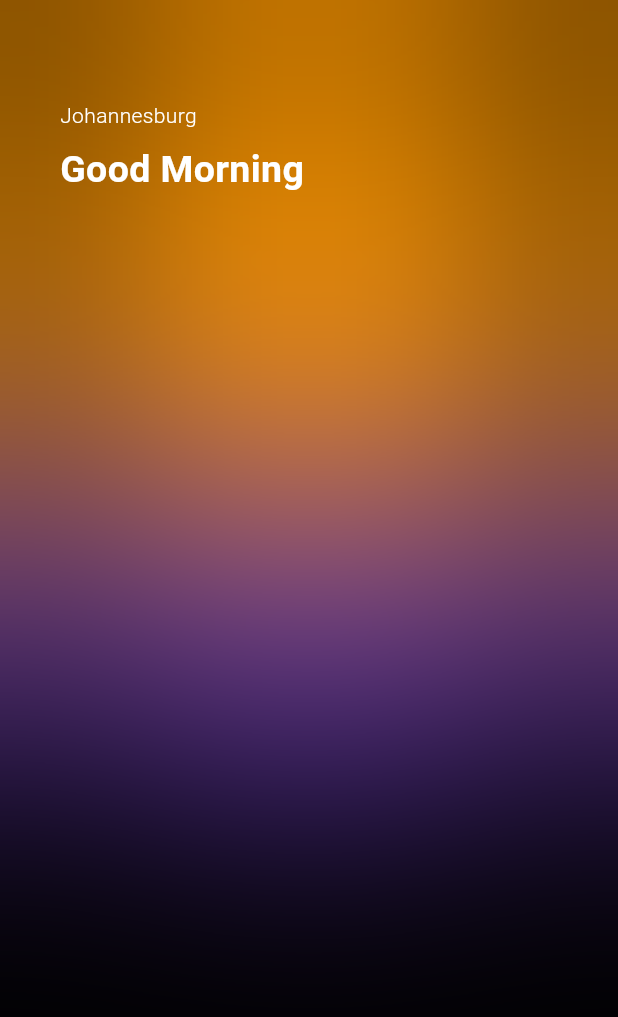
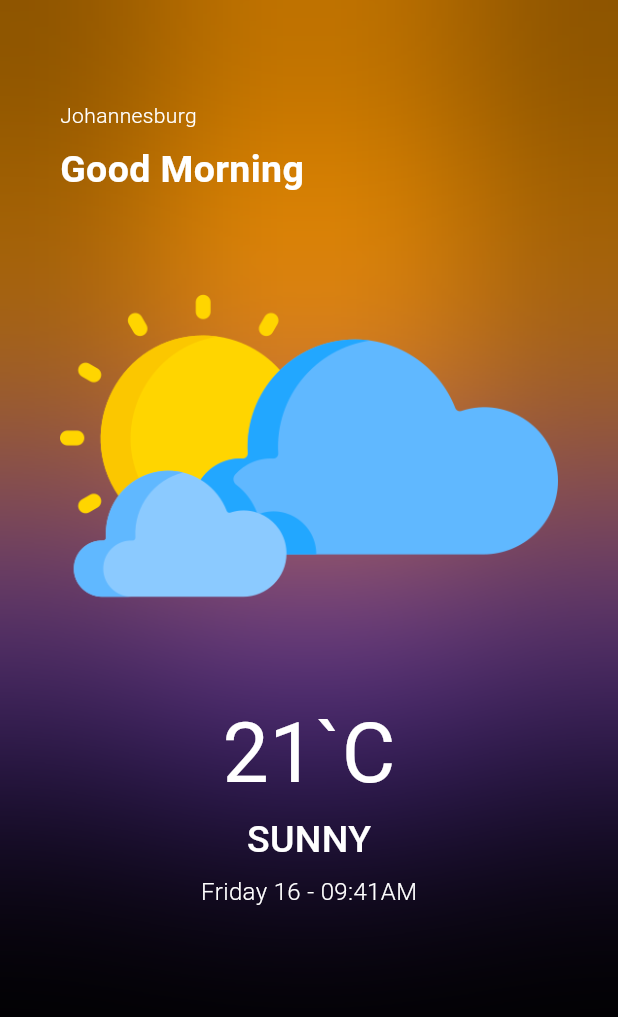
Before and after one commit to successismycolin/weather-app, a Flutter app: the screen it shows after launch, on a phone screen of 412 x 824 dp. Shown: the top 1017 px of the screen. Run offline on Flutter 3.47's test engine with Material 3 defaults, Android fonts, the phone set to English and light mode, and no system bars; our stand-ins replace bloc.

Commit message:
Add weather icon and information

```diff
--- a/lib/screens/home_screen.dart
+++ b/lib/screens/home_screen.dart
@@ -68,7 +68,7 @@ class HomeScreen extends StatelessWidget {
               SizedBox(
                 width: MediaQuery.of(context).size.width,
                 height: MediaQuery.of(context).size.height,
-                child: const Column(
+                child: Column(
                   crossAxisAlignment: CrossAxisAlignment.start,
                   children: [
                     Text(
@@ -78,13 +78,47 @@ class HomeScreen extends StatelessWidget {
                         fontWeight: FontWeight.w300,
                       ),
                     ),
-                    SizedBox(height: 8),
-                    Text(
+                    const SizedBox(height: 8),
+                    const Text(
                       'Good Morning',
                       style: TextStyle(
                         color: Colors.white,
                         fontSize: 25,
                         fontWeight: FontWeight.bold,
+                      ),
+                    ),
+                    Image.asset(
+                      'assets/3.png'
+                    ),
+                    const Center(
+                      child: Text(
+                        '21`C',
+                        style: TextStyle(
+                          color: Colors.white,
+                          fontSize: 55,
+                          fontWeight: FontWeight.w400,
+                        ),
+                      ),
+                    ),
+                    const Center(
+                      child: Text(
+                        'SUNNY',
+                        style: TextStyle(
+                          color: Colors.white,
+                          fontSize: 25,
+                          fontWeight: FontWeight.w500,
+                        ),
+                      ),
+                    ),
+                    const SizedBox(height: 5),
+                    const Center(
+                      child: Text(
+                        'Friday 16 - 09:41AM',
+                        style: TextStyle(
+                          color: Colors.white,
+                          fontSize: 16,
+                          fontWeight: FontWeight.w300,
+                        ),
                       ),
                     )
                   ],
--- a/pubspec.yaml
+++ b/pubspec.yaml
@@ -63,9 +63,8 @@ flutter:
   uses-material-design: true
 
   # To add assets to your application, add an assets section, like this:
-  # assets:
-  #   - images/a_dot_burr.jpeg
-  #   - images/a_dot_ham.jpeg
+  assets:
+    - assets/
 
   # An image asset can refer to one or more resolution-specific "variants", see
   # https://flutter.dev/to/resolution-aware-images
```
Also changed, not shown: assets/1.png (added), assets/2.png (added), assets/3.png (added), assets/4.png (added).
